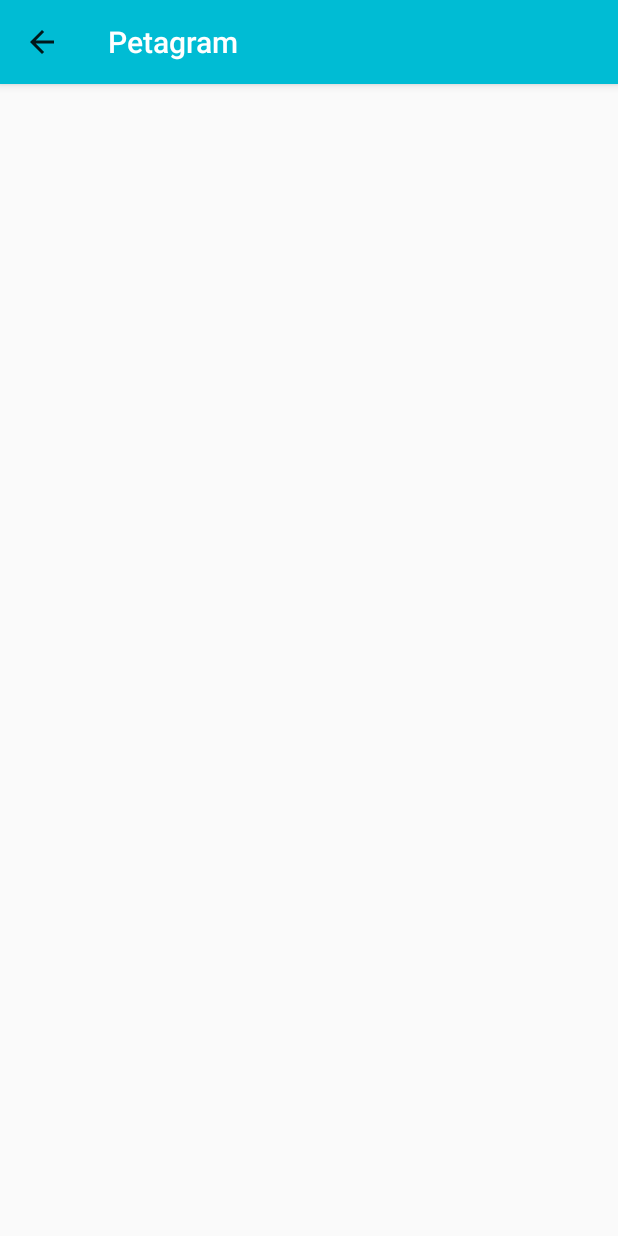
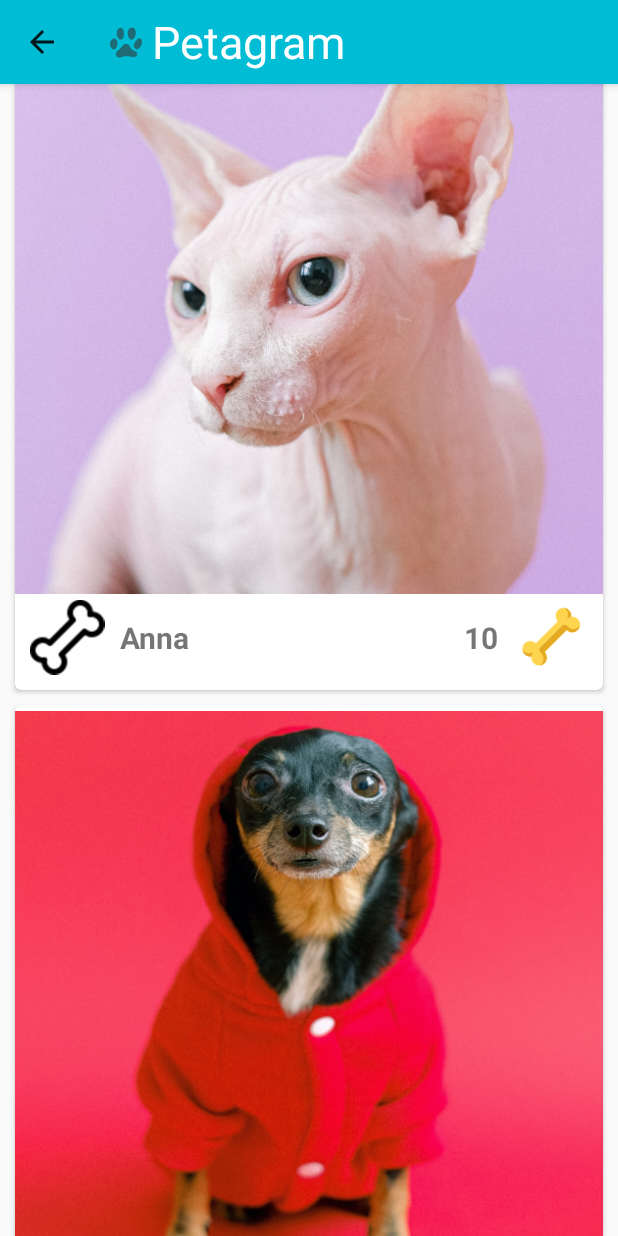
Before and after one commit to MHERNANDEZ-ALG/Petagram_Api, an Android app: the screen it shows after launch (SecondActivity), after a tap on "Fav", on a phone screen of 412 x 824 dp. Run offline under Robolectric (Android 15) with nearby library versions, the phone set to English and light mode, and no system bars.

Commit message:
Cambios actividad semana 4

```diff
--- a/app/build.gradle
+++ b/app/build.gradle
@@ -30,5 +30,6 @@ dependencies {
     androidTestImplementation 'androidx.test.ext:junit:1.1.2'
     androidTestImplementation 'androidx.test.espresso:espresso-core:3.3.0'
     implementation 'com.google.android.material:material:1.3.0-alpha02'
-
+    implementation 'com.sun.mail:android-mail:1.6.2'
+    implementation 'com.sun.mail:android-activation:1.6.2'
 }
--- a/app/src/main/java/algorithm/mhernandez/petagram/MainActivity.java
+++ b/app/src/main/java/algorithm/mhernandez/petagram/MainActivity.java
@@ -3,13 +3,10 @@ import androidx.appcompat.app.AppCompatActivity;
 import androidx.appcompat.widget.Toolbar;
 import androidx.recyclerview.widget.LinearLayoutManager;
 import androidx.recyclerview.widget.RecyclerView;
-
 import android.content.Intent;
 import android.os.Bundle;
 import android.view.Menu;
 import android.view.MenuItem;
-import android.widget.ListView;
-
 import java.util.ArrayList;
 
 public class MainActivity extends AppCompatActivity {
@@ -23,9 +20,6 @@ public class MainActivity extends AppCompatActivity {
         Toolbar myToolbar = (Toolbar) findViewById(R.id.my_toolbar);
         setSupportActionBar(myToolbar);
 
-        Menu myMenu = (Menu) findViewById(R.id.appbar_menu);
-        setSupportActionBar((Toolbar) myMenu);
-
         listaMascotas = (RecyclerView) findViewById(R.id.rvMascotas);
         LinearLayoutManager llm = new LinearLayoutManager(this);
         llm.setOrientation(LinearLayoutManager.VERTICAL);
@@ -34,6 +28,13 @@ public class MainActivity extends AppCompatActivity {
         inicializarListaMascotas();
         inicializarAdaptador();
     }
+
+    @Override
+    public boolean onCreateOptionsMenu(Menu menu) {
+        getMenuInflater().inflate(R.menu.app_bar_menu, menu);
+        return true;
+    }
+
     public void inicializarAdaptador(){
         MascotaAdaptador adaptador = new MascotaAdaptador(mascotas, this);
         listaMascotas.setAdapter(adaptador);
@@ -42,13 +43,13 @@ public class MainActivity extends AppCompatActivity {
     public void inicializarListaMascotas(){
         mascotas = new ArrayList<Mascota>();
 
-        mascotas.add(new Mascota("Anna",R.drawable.anna_gato,0));
-        mascotas.add(new Mascota("Aron",R.drawable.aron_perro,0));
-        mascotas.add(new Mascota("Dante",R.drawable.dante_perro,0));
-        mascotas.add(new Mascota("Droid",R.drawable.droid_gato,0));
-        mascotas.add(new Mascota("Jacobs",R.drawable.jacobs_conejo,0));
-        mascotas.add(new Mascota("Sasha",R.drawable.sasha_perro,0));
-        mascotas.add(new Mascota("Shen",R.drawable.shen_perro,0));
+        mascotas.add(new Mascota("Anna",R.drawable.anna_gato,10));
+        mascotas.add(new Mascota("Aron",R.drawable.aron_perro,15));
+        mascotas.add(new Mascota("Dante",R.drawable.dante_perro,21));
+        mascotas.add(new Mascota("Droid",R.drawable.droid_gato,33));
+        mascotas.add(new Mascota("Jacobs",R.drawable.jacobs_conejo,14));
+        mascotas.add(new Mascota("Sasha",R.drawable.sasha_perro,8));
+        mascotas.add(new Mascota("Shen",R.drawable.shen_perro,5));
     }
     @Override
     public boolean onOptionsItemSelected(MenuItem item) {
@@ -57,6 +58,14 @@ public class MainActivity extends AppCompatActivity {
             case R.id.action_favorite:
                 Intent intent = new Intent(MainActivity.this, SecondActivity.class);
                 startActivity(intent);
+                return true;
+            case R.id.action_contact:
+                Intent intentc = new Intent(MainActivity.this, FormActivity.class);
+                startActivity(intentc);
+                return true;
+            case R.id.action_about:
+                Intent intenta = new Intent(MainActivity.this, AboutActivity.class);
+                startActivity(intenta);
                 return true;
 
             default:
--- a/app/src/main/java/algorithm/mhernandez/petagram/MascotaAdaptador.java
+++ b/app/src/main/java/algorithm/mhernandez/petagram/MascotaAdaptador.java
@@ -42,7 +42,6 @@ public class MascotaAdaptador extends RecyclerView.Adapter<MascotaAdaptador.Masc
             @Override
             public void onClick(View view) {
                 holder.tvRaiting.setText(String.format("%d", mascota.getRaiting()+1));
-                Toast.makeText(activity,"Like "+mascota.getNombre(),Toast.LENGTH_SHORT).show();
             }
         });
     }
--- a/app/src/main/java/algorithm/mhernandez/petagram/SecondActivity.java
+++ b/app/src/main/java/algorithm/mhernandez/petagram/SecondActivity.java
@@ -3,22 +3,51 @@ package algorithm.mhernandez.petagram;
 import androidx.appcompat.app.ActionBar;
 import androidx.appcompat.app.AppCompatActivity;
 import androidx.appcompat.widget.Toolbar;
+import androidx.recyclerview.widget.LinearLayoutManager;
+import androidx.recyclerview.widget.RecyclerView;
 
 import android.os.Bundle;
 
+import java.util.ArrayList;
+
 public class SecondActivity extends AppCompatActivity {
+
+    private RecyclerView listaMascotasFav;
+    ArrayList<Mascota> mascotas;
 
     @Override
     protected void onCreate(Bundle savedInstanceState) {
         super.onCreate(savedInstanceState);
         setContentView(R.layout.activity_second);
 
-        Toolbar myToolbar = (Toolbar) findViewById(R.id.my_toolbar2);
+        Toolbar myToolbar = (Toolbar) findViewById(R.id.my_toolbar);
         setSupportActionBar(myToolbar);
-
         // Get a support ActionBar corresponding to this toolbar
         ActionBar ab = getSupportActionBar();
         // Enable the Up button
         ab.setDisplayHomeAsUpEnabled(true);
+
+        listaMascotasFav = (RecyclerView) findViewById(R.id.rvFavoritos);
+        LinearLayoutManager llm = new LinearLayoutManager(this);
+        llm.setOrientation(LinearLayoutManager.VERTICAL);
+
+        listaMascotasFav.setLayoutManager(llm);
+        inicializarListaMascotas();
+        inicializarAdaptador();
+    }
+
+    public void inicializarAdaptador(){
+        MascotaAdaptador adaptador = new MascotaAdaptador(mascotas, this);
+        listaMascotasFav.setAdapter(adaptador);
+    }
+
+    public void inicializarListaMascotas(){
+        mascotas = new ArrayList<Mascota>();
+
+        mascotas.add(new Mascota("Anna",R.drawable.anna_gato,10));
+        mascotas.add(new Mascota("Aron",R.drawable.aron_perro,15));
+        mascotas.add(new Mascota("Dante",R.drawable.dante_perro,21));
+        mascotas.add(new Mascota("Droid",R.drawable.droid_gato,33));
+        mascotas.add(new Mascota("Jacobs",R.drawable.jacobs_conejo,14));
     }
 }
--- a/app/src/main/res/layout/actionbar.xml
+++ b/app/src/main/res/layout/actionbar.xml
@@ -9,7 +9,28 @@
     android:elevation="4dp"
     android:theme="@style/ThemeOverlay.AppCompat.ActionBar"
     app:popupTheme="@style/ThemeOverlay.AppCompat.Light"
-    app:menu="@menu/app_bar_menu"
     app:titleTextColor="@color/design_default_color_on_primary">
 
+    <LinearLayout
+        android:layout_width="match_parent"
+        android:layout_height="match_parent"
+        android:orientation="horizontal">
+
+        <ImageView
+            android:layout_width="wrap_content"
+            android:layout_height="wrap_content"
+            android:src="@drawable/ic_action_name"
+            android:layout_marginEnd="5dp"
+            android:layout_gravity="center_vertical"/>
+
+        <TextView
+            android:layout_width="wrap_content"
+            android:layout_height="wrap_content"
+            android:text="@string/app_name"
+            android:textSize="30dp"
+            android:textColor="@color/design_default_color_on_primary"
+            android:layout_gravity="center_vertical"/>
+
+    </LinearLayout>
+
 </androidx.appcompat.widget.Toolbar>
--- a/app/src/main/res/layout/actionbar_2.xml
+++ /dev/null
@@ -1,14 +0,0 @@
-<?xml version="1.0" encoding="utf-8"?>
-<androidx.appcompat.widget.Toolbar
-    xmlns:android="http://schemas.android.com/apk/res/android"
-    xmlns:app="http://schemas.android.com/apk/res-auto"
-    android:id="@+id/my_toolbar2"
-    android:layout_width="match_parent"
-    android:layout_height="?attr/actionBarSize"
-    android:background="?attr/colorPrimary"
-    android:elevation="4dp"
-    android:theme="@style/ThemeOverlay.AppCompat.ActionBar"
-    app:popupTheme="@style/ThemeOverlay.AppCompat.Light"
-    app:titleTextColor="@color/design_default_color_on_primary">
-
-</androidx.appcompat.widget.Toolbar>
--- a/app/src/main/res/layout/activity_main.xml
+++ b/app/src/main/res/layout/activity_main.xml
@@ -1,5 +1,5 @@
 <?xml version="1.0" encoding="utf-8"?>
-<RelativeLayout xmlns:android="http://schemas.android.com/apk/res/android"
+<androidx.coordinatorlayout.widget.CoordinatorLayout xmlns:android="http://schemas.android.com/apk/res/android"
     xmlns:app="http://schemas.android.com/apk/res-auto"
     xmlns:tools="http://schemas.android.com/tools"
     android:layout_width="match_parent"
@@ -17,4 +17,4 @@
         android:layout_height="match_parent"
         android:layout_below="@id/my_toolbar"/>
 
-</RelativeLayout>
+</androidx.coordinatorlayout.widget.CoordinatorLayout>
--- a/app/src/main/res/layout/activity_second.xml
+++ b/app/src/main/res/layout/activity_second.xml
@@ -7,8 +7,14 @@
     tools:context=".SecondActivity">
 
     <include
-        android:id="@+id/my_toolbar2"
-        layout="@layout/actionbar_2">
+        android:id="@+id/my_toolbar"
+        layout="@layout/actionbar">
     </include>
 
+    <androidx.recyclerview.widget.RecyclerView
+        android:id="@+id/rvFavoritos"
+        android:layout_width="match_parent"
+        android:layout_height="match_parent"
+        android:layout_below="@id/my_toolbar"/>
+
 </androidx.constraintlayout.widget.ConstraintLayout>
--- a/app/src/main/res/layout/cardview_mascota.xml
+++ b/app/src/main/res/layout/cardview_mascota.xml
@@ -70,7 +70,6 @@
                     android:layout_width="wrap_content"
                     android:layout_height="wrap_content"
                     android:layout_marginEnd="10sp"
-                    android:text="@string/text_raiting"
                     android:textSize="20sp"
                     android:textStyle="bold"
                     android:layout_gravity="center_vertical"/>
--- a/app/src/main/res/menu/app_bar_menu.xml
+++ b/app/src/main/res/menu/app_bar_menu.xml
@@ -1,17 +1,22 @@
 <?xml version="1.0" encoding="utf-8"?>
 <menu xmlns:android="http://schemas.android.com/apk/res/android"
-    xmlns:app="http://schemas.android.com/apk/res-auto"
-    android:id="@+id/appbar_menu">
+    xmlns:app="http://schemas.android.com/apk/res-auto">
     <!-- "Mark Favorite", should appear as action button if possible -->
     <item
         android:id="@+id/action_favorite"
         android:icon="@drawable/icons8_hotel_96"
         android:title="@string/action_favorite"
+        android:orderInCategory="100"
         app:showAsAction="ifRoom"/>
 
-    <!-- Settings, should always be in the overflow
-    <item android:id="@+id/action_settings"
-        android:title="@string/text_raiting"
+    <item android:id="@+id/action_contact"
+        android:title="@string/text_contact"
+        android:orderInCategory="101"
         app:showAsAction="never"/>
-     -->
+
+    <item android:id="@+id/action_about"
+        android:title="@string/text_about"
+        android:orderInCategory="102"
+        app:showAsAction="never"/>
+
 </menu>
--- a/app/src/main/res/values/strings.xml
+++ b/app/src/main/res/values/strings.xml
@@ -1,7 +1,13 @@
 <resources>
     <string name="app_name">Petagram</string>
     <string name="text_nombre">Nombre</string>
-    <string name="text_raiting">15</string>
+    <string name="txt_form_nombre">Nombre</string>
+    <string name="txt_form_email">Email</string>
+    <string name="txt_form_mensaje">Mensaje</string>
+    <string name="txt_form_inicio">Formulario de contacto</string>
+    <string name="txtBotonContacto">Enviar Comentario</string>
+    <string name="text_about">Acerca De</string>
+    <string name="text_contact">Contacto</string>
     <string name="descrip_ivperfil">Foto de Perfil</string>
     <string name="descrip_ivraitear">Icono me gusta</string>
     <string name="descrip_ivraiting">Icono Raiting</string>
```
Also changed, not shown: app/src/main/AndroidManifest.xml (+7 -4 lines), app/src/main/java/algorithm/mhernandez/petagram/AboutActivity.java (added, +15 -0 lines), app/src/main/java/algorithm/mhernandez/petagram/FormActivity.java (added, +52 -0 lines), app/src/main/res/layout/activity_about.xml (added, +23 -0 lines), app/src/main/res/layout/activity_form.xml (added, +83 -0 lines).
